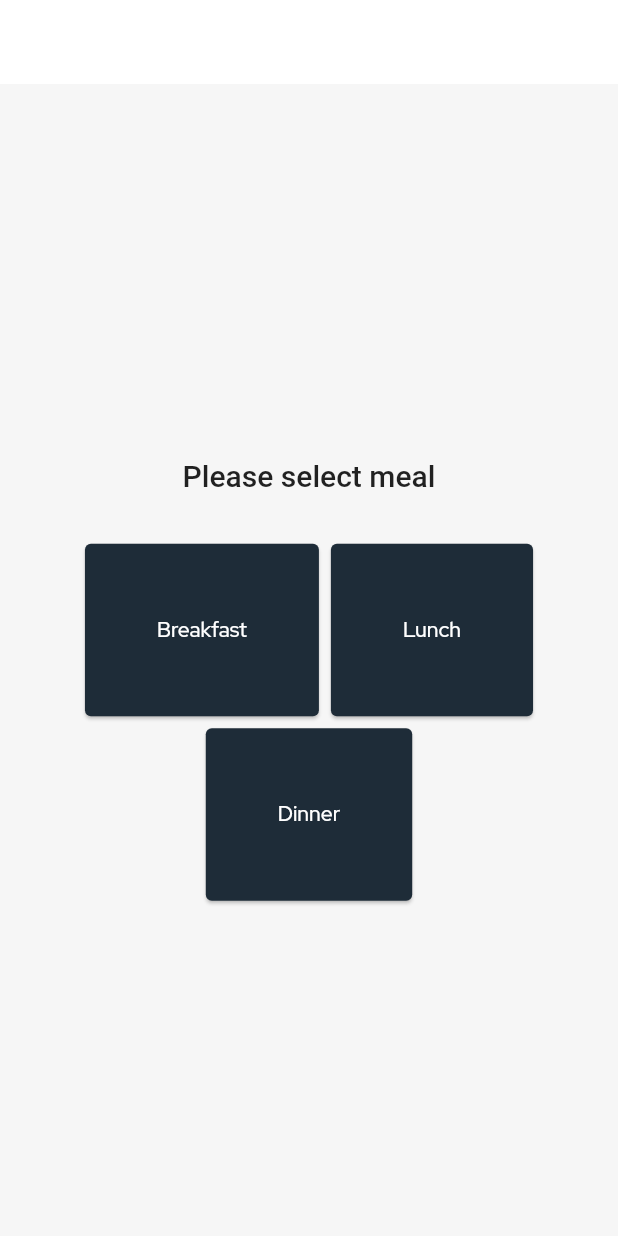
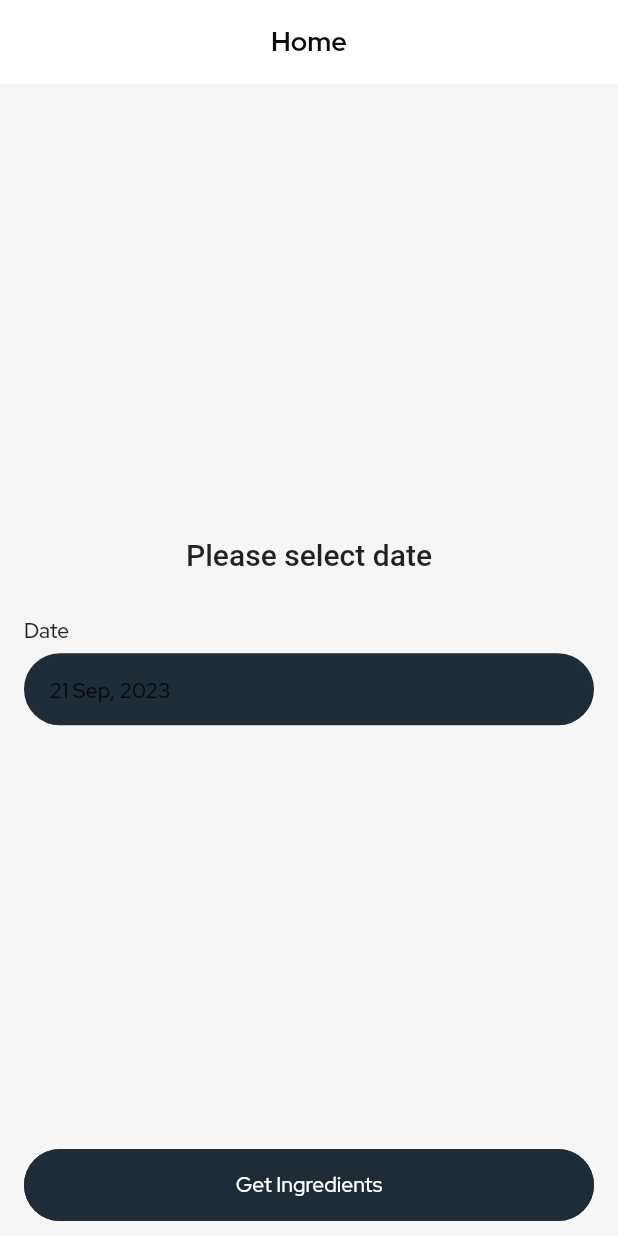
Before and after one commit to BashirYesufu/yesufu-bashir-techtask-mobile, a Flutter app: the HomeScreen screen opened by its route, on a phone screen of 412 x 824 dp. Run offline on Flutter 3.47's test engine with Material 2 defaults, Android fonts, the phone set to English and light mode, and no system bars; our stand-ins replace dio, equatable, flutter_riverpod, google_fonts, lottie, rxdart and 1 more; missing offline and left inert: blurry_modal_progress_hud, fade_out_particle, requests_inspector; accounts and stored records are empty; project files that could hold a hidden picture were left out.

```diff
--- a/lib/api/ingredients/ingredients_api_service.dart
+++ b/lib/api/ingredients/ingredients_api_service.dart
@@ -19,7 +19,7 @@ class IngredientsApiService {
         completer.complete(result);
       }
     } catch (e) {
-      completer.completeError(e.toString());
+      completer.completeError(e);
     }
     return completer.future;
   }
--- a/lib/api/network_manager.dart
+++ b/lib/api/network_manager.dart
@@ -10,8 +10,8 @@ import '../models/base_api_response.dart';
 class NetworkManager{
   static BaseOptions options = BaseOptions(
       baseUrl:BaseUrl.BASE_URL,
-      connectTimeout: Duration(milliseconds: 60000),
-      receiveTimeout: Duration(milliseconds: 100000),
+      connectTimeout: Duration(milliseconds: 30000),
+      receiveTimeout: Duration(milliseconds: 50000),
   );
   Dio client = Dio(options)..interceptors.add(RequestsInspectorInterceptor());
 
@@ -39,7 +39,7 @@ class NetworkManager{
             }
           });
           if(response.statusCode==204){
-            apiResponse = BaseApiResponse("Success",{"status": "Success"},true);
+            apiResponse = BaseApiResponse("Success",{"status": "Success"},true, 200);
           }else{
             apiResponse = BaseApiResponse.fromJson(response);
           }
--- a/lib/route_handler.dart
+++ b/lib/route_handler.dart
@@ -26,9 +26,9 @@ class RouteHandler {
         });
 
       case ingredients:
-        final args = route.arguments as String;
+        final args = route.arguments as DateTime;
         return MaterialPageRoute(builder: (context) {
-          return IngredientsScreen(meal: args);
+          return IngredientsScreen(date: args);
         });
 
       default:
--- a/lib/screens/home_screen.dart
+++ b/lib/screens/home_screen.dart
@@ -1,7 +1,8 @@
 import 'package:flutter/material.dart';
-import 'package:google_fonts/google_fonts.dart';
-import 'package:tech_task/constants/color_path.dart';
-import 'package:tech_task/route_handler.dart';
+import 'package:intl/intl.dart';
+import 'package:tech_task/widgets/app_input_field.dart';
+import '../route_handler.dart';
+import '../widgets/app_button.dart';
 import '../widgets/app_scaffold.dart';
 
 class HomeScreen extends StatefulWidget {
@@ -12,53 +13,71 @@ class HomeScreen extends StatefulWidget {
 }
 
 class _HomeScreenState extends State<HomeScreen> {
+  TextEditingController dateTC = TextEditingController();
+  DateTime selectDate = DateTime.now();
+
+  @override
+  void initState() {
+    setState(() {
+      dateTC.text = DateFormat('dd MMM, yyyy').format(selectDate);
+    });
+    super.initState();
+  }
   @override
   Widget build(BuildContext context) {
     return AppScaffold(
       hasBackButton: false,
+      appBarTitle: 'Home',
       body: SafeArea(
+        child: Padding(
+          padding: const EdgeInsets.symmetric(horizontal: 16.0),
           child: Center(
             child: Column(
               mainAxisSize: MainAxisSize.min,
               children: [
                 Padding(
                   padding: const EdgeInsets.symmetric(vertical: 30.0),
-                child: Text('Please select meal', style: Theme.of(context).textTheme.titleLarge,),
+                  child: Text('Please select date', style: Theme.of(context).textTheme.titleLarge,),
                 ),
-              Row(
-                mainAxisSize: MainAxisSize.min,
-                children: [
-                  buildMeal('Breakfast'),
-                  buildMeal('Lunch'),
+                InkWell(
+                  onTap: () async {
+                    DateTime? pickedDate = await showDatePicker(
+                      context: context,
+                      initialDate: DateTime.now(),
+                      firstDate: DateTime(1950),
+                      lastDate: DateTime.now(),
+                      initialDatePickerMode: DatePickerMode.year
+                    );
+                    if (pickedDate != null) {
+                      setState(() {
+                        selectDate = pickedDate;
+                        dateTC.text = DateFormat('dd MMM, yyyy').format(pickedDate);
+                      });
+                    }
+                  },
+                  child: AppInputField(
+                    label: 'Date',
+                    hintText: 'Date',
+                    enabled: false,
+                    controller: dateTC,
+                  ),
+                ),
               ],
             ),
-              buildMeal('Dinner'),
-            ],
+          ),
+        ),
+      ),
+      bottomNavigationBar: SafeArea(
+        child: Padding(
+          padding: const EdgeInsets.symmetric(horizontal: 16.0),
+          child: AppPrimaryButton(
+              label: 'Get Ingredients',
+              onTap: (){
+                Navigator.pushNamed(context, RouteHandler.ingredients, arguments: selectDate);
+              }
           ),
         ),
       ),
     );
   }
-
-  InkWell buildMeal(String meal) {
-    return InkWell(
-      onTap: () {
-        Navigator.pushNamed(context, RouteHandler.ingredients, arguments: meal);
-      },
-      child: Card(
-        child: Padding(
-          padding: const EdgeInsets.all(48.0),
-          child: Text(
-            meal,
-            style: GoogleFonts.redHatDisplay(
-              color: ColorPath.primaryTextDark,
-              fontSize: 14,
-              fontWeight: FontWeight.w500,
-            ),
-          ),
-        ),
-        color: ColorPath.blue,
-      ),
-    );
 }
-}
--- a/lib/screens/ingredients_screen.dart
+++ b/lib/screens/ingredients_screen.dart
@@ -10,8 +10,8 @@ import '../models/ingredient.dart';
 import '../widgets/custom_checkbox.dart';
 
 class IngredientsScreen extends StatefulWidget {
-  const IngredientsScreen({required this.meal, Key? key}) : super(key: key);
-  final String meal;
+  const IngredientsScreen({required this.date, Key? key}) : super(key: key);
+  final DateTime date;
 
   @override
   State<IngredientsScreen> createState() => _IngredientsScreenState();
@@ -42,7 +42,7 @@ class _IngredientsScreenState extends State<IngredientsScreen> {
   Widget build(BuildContext context) {
     return AppScaffold(
       loadingStream: _ingredientBloc.progressObservable,
-      appBarTitle: '${widget.meal}',
+      appBarTitle: '${DateFormat('dd MMM, yyyy').format(widget.date)}',
       body: SafeArea(
         child: StreamBuilder(
           stream: _ingredientBloc.ingredientsResponse,
@@ -85,7 +85,7 @@ class _IngredientsScreenState extends State<IngredientsScreen> {
                                 ],
                               ),
                             ),
-                            CustomCheckBox(
+                            widget.date.isAfter(indexSnapshot.data![index].useBy) ? SizedBox() : CustomCheckBox(
                               value: checkValue[index],
                               shouldShowBorder: checkValue[index],
                               splashColor: ColorPath.blue.withOpacity(0.4),
--- a/pubspec.yaml
+++ b/pubspec.yaml
@@ -10,7 +10,7 @@ dependencies:
   flutter:
     sdk: flutter
   cupertino_icons: ^1.0.2
-  flutter_svg:
+  flutter_svg: ^2.0.0+1
   dio:
   rxdart: ^0.27.5
   smooth_page_indicator: ^1.1.0
```
Also changed, not shown: lib/config/app_config.dart (+7 -1 lines), lib/models/base_api_response.dart (+5 -2 lines), lib/screens/recipes_screen.dart (+42 -9 lines), 2 other files. Lines whose indentation alone changed are shown as unchanged.
